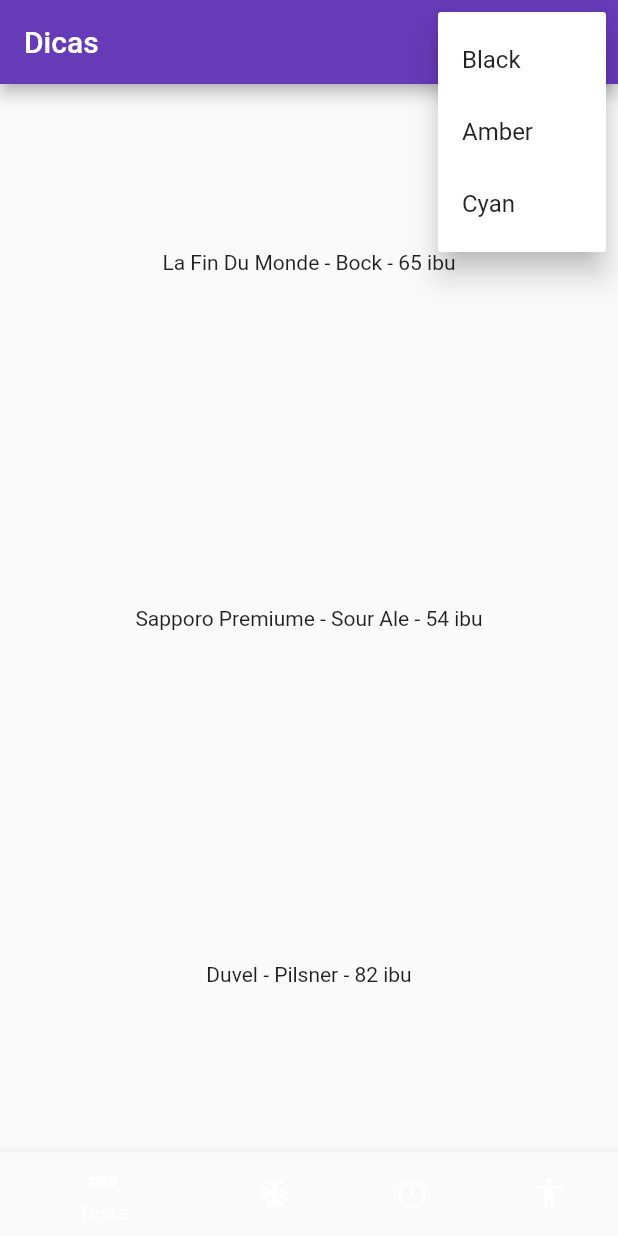
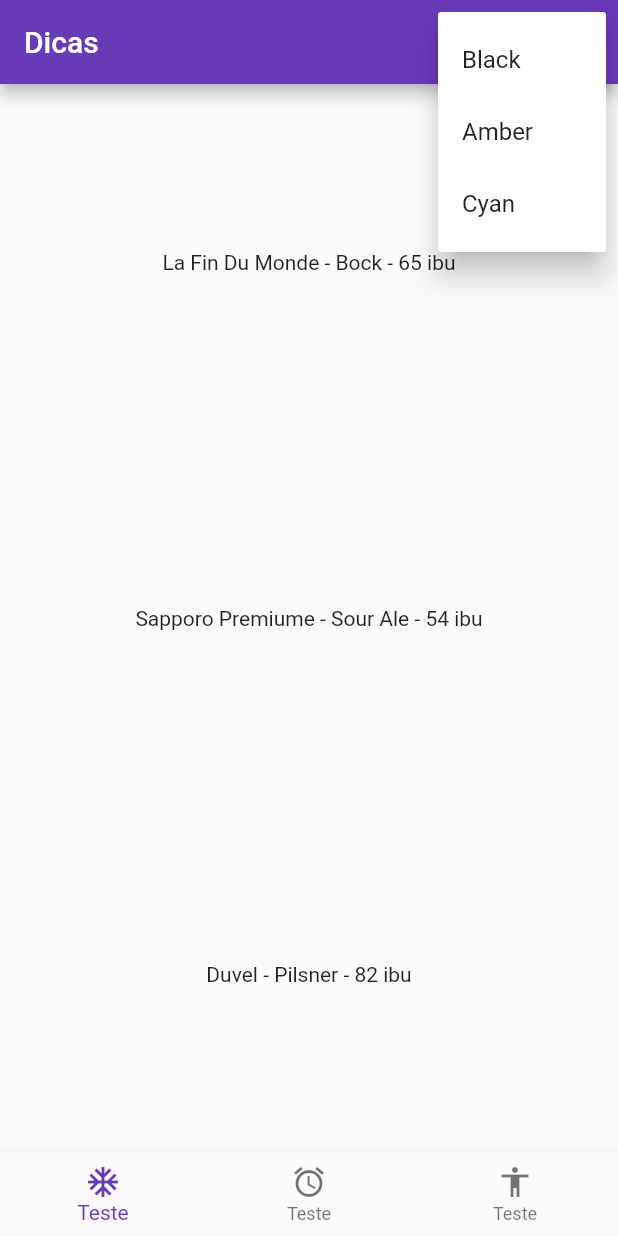
Before and after one commit to ViniciusMaiaM/OOP1, a Flutter app: the screen it shows after launch, after a tap on the "more vert" icon, on a phone screen of 412 x 824 dp. Run offline on Flutter 3.47's test engine with Material 2 defaults, Android fonts, the light colour scheme and no system bars; network calls fail.

Commit message:
Update Navbar

```diff
--- a/exercises/recipe3/lib/main.dart
+++ b/exercises/recipe3/lib/main.dart
@@ -2,7 +2,6 @@
 
 void main() {
   MyApp app = MyApp();
-
   runApp(app);
 }
 
@@ -14,35 +13,30 @@
         debugShowCheckedModeBanner: false,
         home: Scaffold(
           appBar: MyAppBar(),
-          body: DataBodyWidget(objects: [
+          body: DataBodyWidget(objects: const [
             "La Fin Du Monde - Bock - 65 ibu",
             "Sapporo Premiume - Sour Ale - 54 ibu",
             "Duvel - Pilsner - 82 ibu"
           ]),
-          bottomNavigationBar: NewNavBar(icons: [
-            Icon(Icons.abc),
-            Icon(Icons.ac_unit),
-            Icon(Icons.access_alarm),
-            Icon(Icons.accessibility)
+          bottomNavigationBar: NewNavBar(icons: const [
+            Icons.ac_unit,
+            Icons.access_alarm,
+            Icons.accessibility
           ]),
         ));
   }
 }
 
 class NewNavBar extends StatelessWidget {
-  List<Icon> icons;
-  NewNavBar({this.icons = const []});
-
-  void touchedButton(int index) {
-    print("Touched: $index");
-  }
+  final List icons;
+  NewNavBar({required this.icons});
 
   @override
   Widget build(BuildContext context) {
     return BottomNavigationBar(
-        onTap: touchedButton,
         items: icons
-            .map((e) => BottomNavigationBarItem(icon: e, label: "Teste"))
+            .map((data) =>
+                BottomNavigationBarItem(icon: Icon(data), label: "Teste"))
             .toList());
   }
 }
@@ -70,7 +64,11 @@
 }
 
 class MyAppBar extends StatelessWidget implements PreferredSizeWidget {
-  Size get preferredSize => new Size.fromHeight(kToolbarHeight);
+  @override
+  Size get preferredSize => const Size.fromHeight(kToolbarHeight);
+
+  Colors? selected;
+
   @override
   Widget build(BuildContext context) {
     return AppBar(
@@ -80,7 +78,7 @@
             onSelected: (value) {
               // TODO: Later add the color change functionality
             },
-            itemBuilder: (context) => [
+            itemBuilder: (context) => const [
                   PopupMenuItem(
                     value: Colors.black,
                     child: Text("Black"),
```
